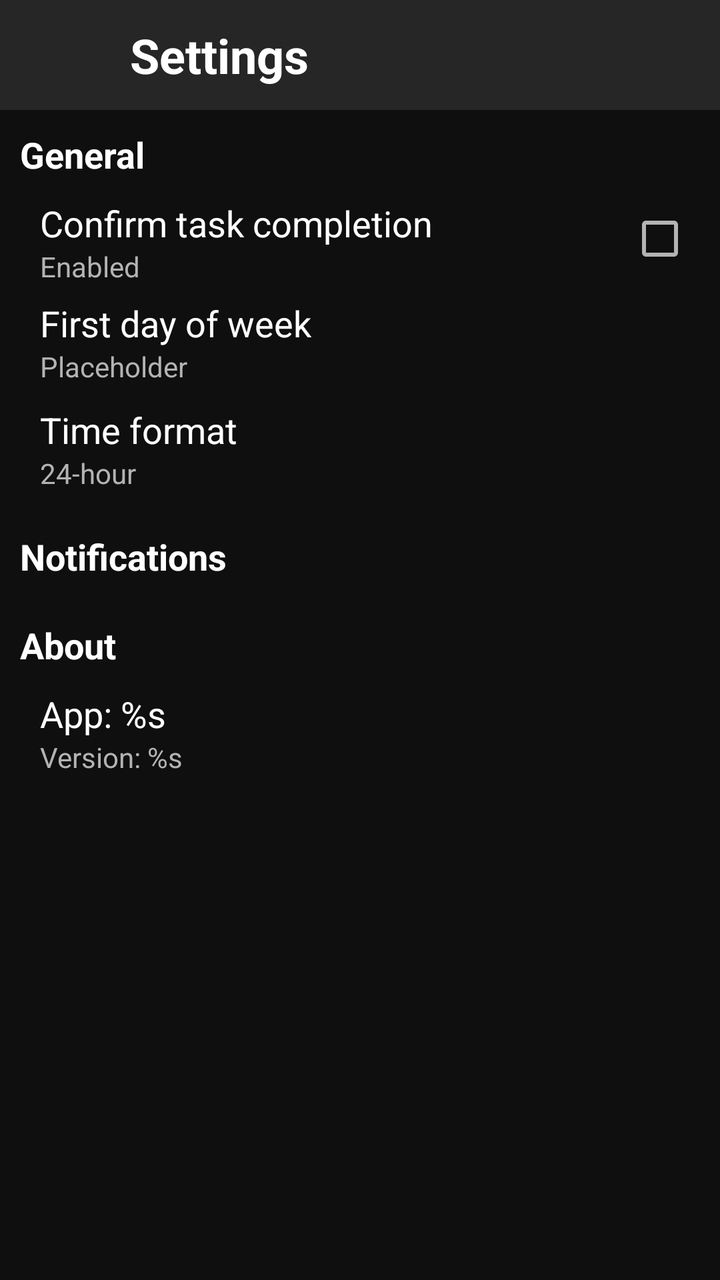
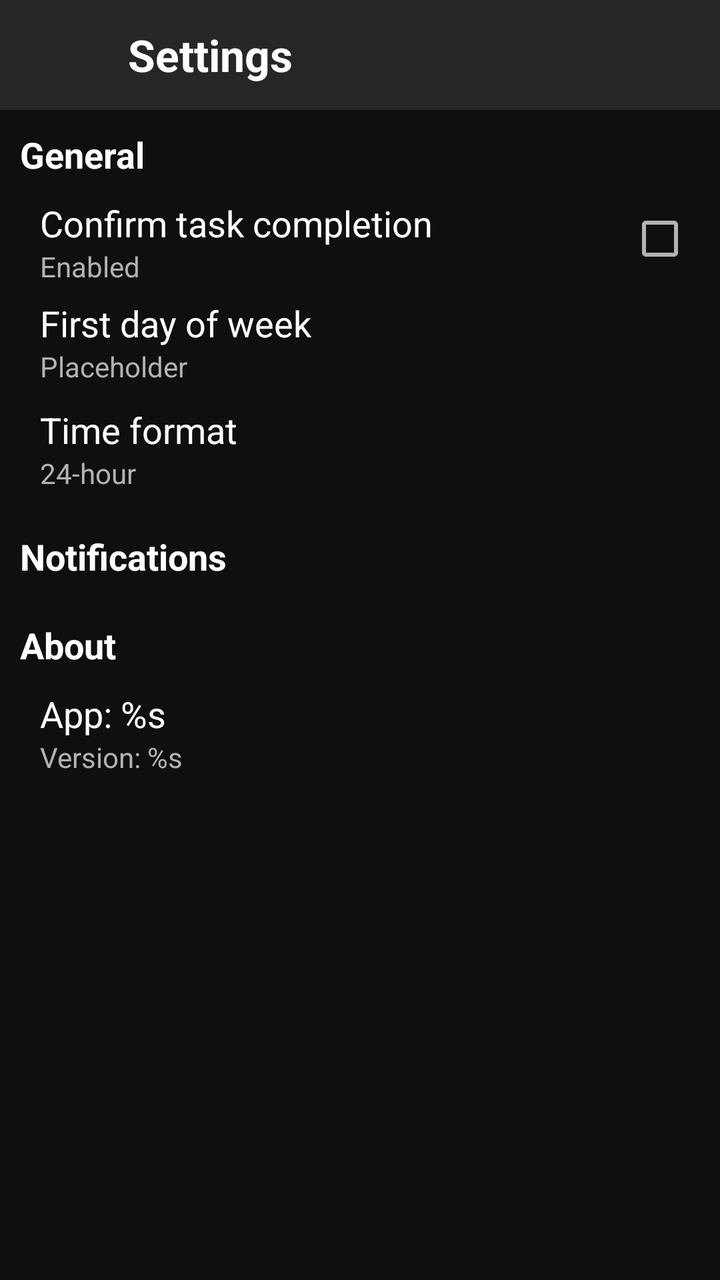

Two renders of the same Android screen: before a commit and after it. Below are the layout's source before the change and the commit's diff.
<!-- AndroidManifest.xml: application theme Theme.MakeMeGrow -->
<!-- res/layout/activity_settings.xml -->
<?xml version="1.0" encoding="utf-8"?>
<androidx.constraintlayout.widget.ConstraintLayout
    xmlns:android="http://schemas.android.com/apk/res/android"
    xmlns:app="http://schemas.android.com/apk/res-auto"
    xmlns:tools="http://schemas.android.com/tools"
    android:id="@+id/main"
    android:layout_width="match_parent"
    android:layout_height="match_parent"
    android:background="@color/black"
    tools:context=".ui.activity.SettingsActivity">

    <LinearLayout
        android:id="@+id/layout_taskbar"
        android:layout_width="match_parent"
        android:layout_height="55dp"
        android:background="@color/dark_gray"
        android:gravity="center_vertical"
        android:paddingHorizontal="20dp"
        app:layout_constraintTop_toTopOf="parent">

        <androidx.appcompat.widget.AppCompatButton
            android:id="@+id/button_back"
            android:layout_width="25dp"
            android:layout_height="25dp"
            android:background="@android:color/transparent"
            android:foreground="@drawable/ic_back" />

        <TextView
            android:layout_width="wrap_content"
            android:layout_height="wrap_content"
            android:layout_marginHorizontal="20dp"
            android:text="@string/settings"
            android:textColor="@color/white"
            android:textSize="@dimen/text_large"
            android:textStyle="bold" />

    </LinearLayout>

    <LinearLayout
        android:layout_width="match_parent"
        android:layout_height="wrap_content"
        app:layout_constraintTop_toBottomOf="@id/layout_taskbar"
        android:layout_margin="10dp"
        android:orientation="vertical">

        <LinearLayout
            style="@style/SettingSection.Container">

            <TextView
                style="@style/SettingSection.Name"
                android:text="@string/general"/>

            <LinearLayout
                style="@style/SettingItem.Container"
                android:gravity="center_vertical">

                <LinearLayout
                    android:layout_width="0dp"
                    android:layout_height="match_parent"
                    android:layout_weight="1"
                    android:orientation="vertical">

                    <TextView
                        style="@style/SettingItem.Name"
                        android:text="@string/confirm_task_completion"/>

                    <TextView
                        android:id="@+id/text_confirm_completing"
                        style="@style/SettingItem.Value"
                        android:text="@string/enabled"/>

                </LinearLayout>

                <CheckBox
                    android:id="@+id/checkbox_confirm_completing"
                    style="@style/SettingItem.Checkbox"/>

            </LinearLayout>

            <LinearLayout
                android:id="@+id/container_first_day_of_week"
                style="@style/SettingItem.Container"
                android:orientation="vertical">

                <TextView
                    style="@style/SettingItem.Name"
                    android:text="@string/first_day_of_week"/>

                <TextView
                    android:id="@+id/text_day_of_week"
                    style="@style/SettingItem.Value"
                    android:text="@string/placeholder"/>

            </LinearLayout>

            <LinearLayout
                android:id="@+id/container_time_format"
                style="@style/SettingItem.Container"
                android:orientation="vertical">

                <TextView
                    style="@style/SettingItem.Name"
                    android:text="@string/time_format"/>

                <TextView
                    android:id="@+id/text_time_format"
                    style="@style/SettingItem.Value"
                    android:text="@string/twenty_four_hour_format"/>

            </LinearLayout>

        </LinearLayout>

        <LinearLayout
            style="@style/SettingSection.Container">

            <TextView
                style="@style/SettingSection.Name"
                android:text="@string/notifications"/>

        </LinearLayout>

        <LinearLayout
            style="@style/SettingSection.Container">

            <TextView
                style="@style/SettingSection.Name"
                android:text="@string/about"/>

            <LinearLayout
                style="@style/SettingItem.Container"
                android:orientation="vertical">

                <TextView
                    android:id="@+id/text_app_name"
                    style="@style/SettingItem.Name"
                    android:text="@string/app" />

                <TextView
                    android:id="@+id/text_app_version"
                    style="@style/SettingItem.Value"
                    android:text="@string/version"/>

            </LinearLayout>

        </LinearLayout>

    </LinearLayout>

</androidx.constraintlayout.widget.ConstraintLayout>
<!-- resources referenced by this layout -->
<resources>
  <color name="black">#0F0F0F</color>
  <color name="dark_gray">#262626</color>
  <color name="white">#FFFFFF</color>
  <dimen name="text_large">24sp</dimen>
  <string name="about">About</string>
  <string name="app">App: %s</string>
  <string name="confirm_task_completion">Confirm task completion</string>
  <string name="enabled">Enabled</string>
  <string name="first_day_of_week">First day of week</string>
  <string name="general">General</string>
  <string name="notifications">Notifications</string>
  <string name="placeholder">Placeholder</string>
  <string name="settings">Settings</string>
  <string name="time_format">Time format</string>
  <string name="twenty_four_hour_format">24-hour</string>
  <string name="version">Version: %s</string>
  <style name="SettingItem.Checkbox">
          <item name="android:layout_width">40dp</item>
          <item name="android:layout_height">40dp</item>
          <item name="android:buttonTint">@color/light_gray</item>
      </style>
  <style name="SettingItem.Container">
          <item name="android:layout_width">match_parent</item>
          <item name="android:layout_height">wrap_content</item>
          <item name="android:layout_marginStart">10dp</item>
          <item name="android:layout_marginBottom">10dp</item>
      </style>
  <style name="SettingItem.Name">
          <item name="android:layout_width">wrap_content</item>
          <item name="android:layout_height">wrap_content</item>
          <item name="android:textColor">@color/white</item>
          <item name="android:textSize">@dimen/text_medium</item>
      </style>
  <style name="SettingItem.Value">
          <item name="android:layout_width">wrap_content</item>
          <item name="android:layout_height">wrap_content</item>
          <item name="android:textColor">@color/light_gray</item>
          <item name="android:textSize">@dimen/text_small</item>
      </style>
  <style name="SettingSection.Container">
          <item name="android:layout_width">match_parent</item>
          <item name="android:layout_height">wrap_content</item>
          <item name="android:layout_marginBottom">10dp</item>
          <item name="android:orientation">vertical</item>
      </style>
  <style name="SettingSection.Name">
          <item name="android:layout_width">wrap_content</item>
          <item name="android:layout_height">wrap_content</item>
          <item name="android:layout_marginBottom">10dp</item>
          <item name="android:textColor">@color/white</item>
          <item name="android:textSize">@dimen/text_medium</item>
          <item name="android:textStyle">bold</item>
      </style>
  <style name="Theme.MakeMeGrow" parent="Theme.MaterialComponents.DayNight.NoActionBar">
          
          <item name="colorPrimary">@color/purple_200</item> 
          <item name="colorPrimaryVariant">@color/purple_700</item>
          <item name="colorOnPrimary">@color/black</item>
          
          <item name="colorSecondary">@color/dark_gray</item> 
          <item name="colorSecondaryVariant">@color/dark_gray</item>
          <item name="colorOnSecondary">@color/black</item>
          
          <item name="android:statusBarColor">@color/black</item>
          
      </style>
  <color name="light_gray">#B3B3B3</color>
  <dimen name="text_medium">18sp</dimen>
  <dimen name="text_small">14sp</dimen>
  <color name="purple_200">#FFBB86FC</color>
  <color name="purple_700">#FF3700B3</color>
  <!-- unchanged entries left out for length: 1 -->
</resources>

<!-- the commit's change to res/layout/activity_settings.xml (unified diff, before → after) -->
@@ -20,8 +20,8 @@
 
         <androidx.appcompat.widget.AppCompatButton
             android:id="@+id/button_back"
-            android:layout_width="25dp"
-            android:layout_height="25dp"
+            android:layout_width="@dimen/button_icon"
+            android:layout_height="@dimen/button_icon"
             android:background="@android:color/transparent"
             android:foreground="@drawable/ic_back" />
 
@@ -31,7 +31,7 @@
             android:layout_marginHorizontal="20dp"
             android:text="@string/settings"
             android:textColor="@color/white"
-            android:textSize="@dimen/text_large"
+            android:textSize="@dimen/taskbar_text"
             android:textStyle="bold" />
 
     </LinearLayout>
<!-- resource entries referenced after the edit -->
@@ -3,7 +3,9 @@
   <color name="black">#0F0F0F</color>
   <color name="dark_gray">#262626</color>
   <color name="white">#FFFFFF</color>
-  <dimen name="text_large">24sp</dimen>
+  <dimen name="button_icon">24dp</dimen>
+  <dimen name="taskbar_text">@dimen/text_large</dimen>
+  <dimen name="text_large">22sp</dimen>
   <string name="about">About</string>
   <string name="app">App: %s</string>
   <string name="confirm_task_completion">Confirm task completion</string>
